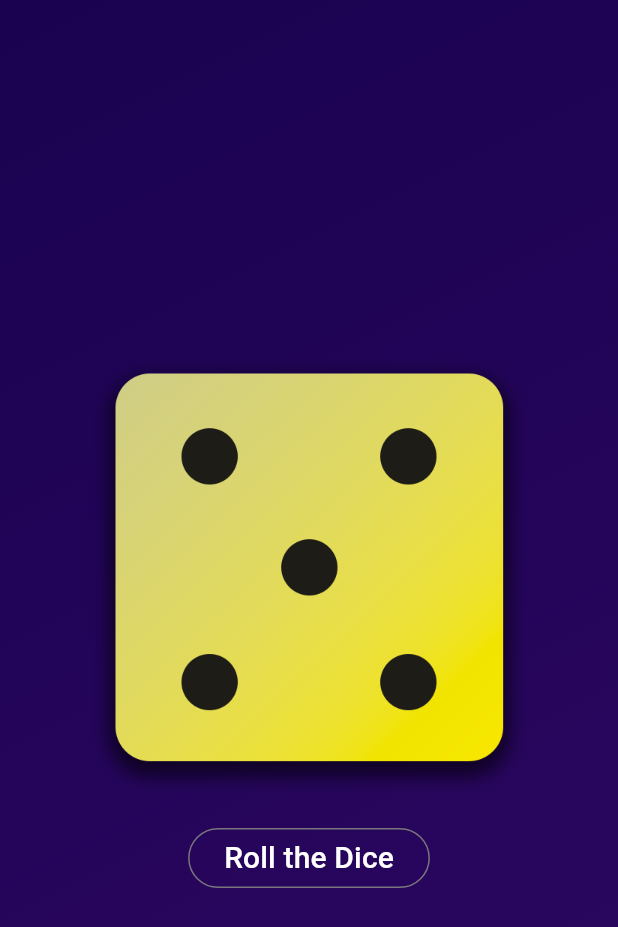
After one commit to cadu-miranda/dice_game, a Flutter app: the screen it shows after launch, after a tap on "Roll the Dice", on a phone screen of 412 x 824 dp. The commit adds this screen. Shown: the top 927 px of the screen. Run offline on Flutter 3.47's test engine with Material 3 defaults, Android fonts, the phone set to English and light mode, and no system bars.

Commit message:
added dice_roller.dart

```diff
--- /dev/null
+++ b/lib/widgets/dice_roller.dart
@@ -0,0 +1,61 @@
+import 'dart:math';
+import 'package:flutter/material.dart';
+
+const List<String> imagePaths = [
+  'assets/images/dice-1.png',
+  'assets/images/dice-2.png',
+  'assets/images/dice-3.png',
+  'assets/images/dice-4.png',
+  'assets/images/dice-5.png',
+  'assets/images/dice-6.png',
+];
+
+class DiceRoller extends StatefulWidget {
+  const DiceRoller({super.key});
+
+  @override
+  State<DiceRoller> createState() => _DiceRollerState();
+}
+
+class _DiceRollerState extends State<DiceRoller> {
+  String _imagePath = imagePaths[0];
+
+  void rollDice() {
+    final random = Random();
+
+    final randomIndex = random.nextInt(imagePaths.length);
+
+    final randomImagePath = imagePaths[randomIndex];
+
+    setState(() {
+      _imagePath = randomImagePath;
+    });
+  }
+
+  @override
+  Widget build(BuildContext context) {
+    return Column(
+      mainAxisAlignment: MainAxisAlignment.center,
+      children: [
+        Center(
+          child: Image.asset(
+            _imagePath,
+            width: 300,
+            height: 300,
+          ),
+        ),
+        const SizedBox(height: 20),
+        OutlinedButton(
+          onPressed: rollDice,
+          child: const Text(
+            'Roll the Dice',
+            style: TextStyle(
+              fontSize: 20,
+              color: Colors.white,
+            ),
+          ),
+        ),
+      ],
+    );
+  }
+}
```
Also changed, not shown: lib/widgets/gradient_container.dart (+4 -53 lines).
